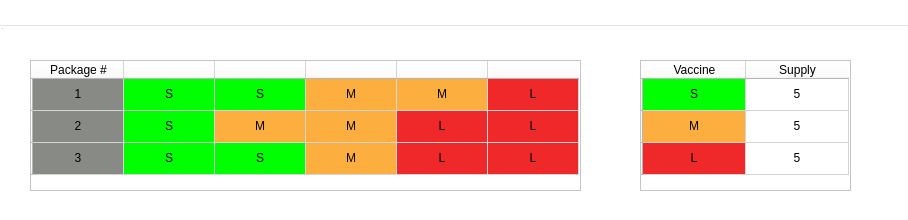
This is stl_experiment_ui/user_interface/common_dashboard.ui in alapkshirsagar/handovers_kinova_gen3 as Qt 5 draws it before an edit. The edited form follows.
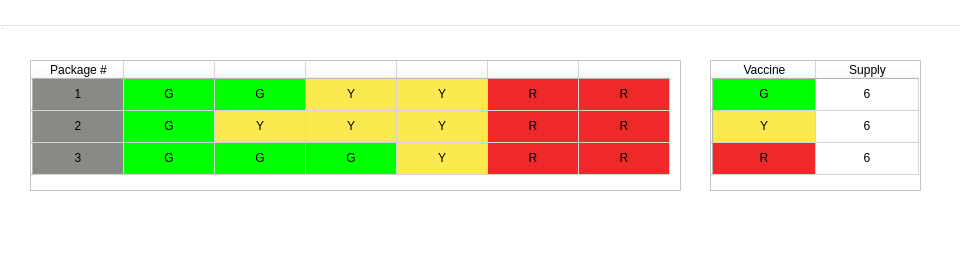
This is the edited form.

```diff
--- a/stl_experiment_ui/user_interface/common_dashboard.ui
+++ b/stl_experiment_ui/user_interface/common_dashboard.ui
@@ -6,8 +6,8 @@
    <rect>
     <x>0</x>
     <y>0</y>
-    <width>908</width>
-    <height>220</height>
+    <width>960</width>
+    <height>260</height>
    </rect>
   </property>
   <property name="sizePolicy">
@@ -455,7 +455,7 @@
     <rect>
      <x>30</x>
      <y>60</y>
-     <width>551</width>
+     <width>651</width>
      <height>131</height>
     </rect>
    </property>
@@ -543,6 +543,11 @@
      <string/>
     </property>
    </column>
+   <column>
+    <property name="text">
+     <string/>
+    </property>
+   </column>
    <item row="0" column="0">
     <property name="text">
      <string>1</string>
@@ -571,7 +576,7 @@
    </item>
    <item row="0" column="1">
     <property name="text">
-     <string>S</string>
+     <string>G</string>
     </property>
     <property name="textAlignment">
      <set>AlignCenter</set>
@@ -588,7 +593,7 @@
    </item>
    <item row="0" column="2">
     <property name="text">
-     <string>S</string>
+     <string>G</string>
     </property>
     <property name="textAlignment">
      <set>AlignCenter</set>
@@ -605,7 +610,7 @@
    </item>
    <item row="0" column="3">
     <property name="text">
-     <string>M</string>
+     <string>Y</string>
     </property>
     <property name="textAlignment">
      <set>AlignCenter</set>
@@ -614,15 +619,15 @@
      <brush brushstyle="SolidPattern">
       <color alpha="255">
        <red>252</red>
-       <green>175</green>
-       <blue>62</blue>
+       <green>233</green>
+       <blue>79</blue>
       </color>
      </brush>
     </property>
    </item>
    <item row="0" column="4">
     <property name="text">
-     <string>M</string>
+     <string>Y</string>
     </property>
     <property name="textAlignment">
      <set>AlignCenter</set>
@@ -631,15 +636,15 @@
      <brush brushstyle="SolidPattern">
       <color alpha="255">
        <red>252</red>
-       <green>175</green>
-       <blue>62</blue>
+       <green>233</green>
+       <blue>79</blue>
       </color>
      </brush>
     </property>
    </item>
    <item row="0" column="5">
     <property name="text">
-     <string>L</string>
+     <string>R</string>
     </property>
     <property name="textAlignment">
      <set>AlignCenter</set>
@@ -654,6 +659,32 @@
      </brush>
     </property>
    </item>
+   <item row="0" column="6">
+    <property name="text">
+     <string>R</string>
+    </property>
+    <property name="textAlignment">
+     <set>AlignCenter</set>
+    </property>
+    <property name="background">
+     <brush brushstyle="SolidPattern">
+      <color alpha="255">
+       <red>239</red>
+       <green>41</green>
+       <blue>41</blue>
+      </color>
+     </brush>
+    </property>
+    <property name="foreground">
+     <brush brushstyle="NoBrush">
+      <color alpha="255">
+       <red>0</red>
+       <green>0</green>
+       <blue>0</blue>
+      </color>
+     </brush>
+    </property>
+   </item>
    <item row="1" column="0">
     <property name="text">
      <string>2</string>
@@ -673,7 +704,7 @@
    </item>
    <item row="1" column="1">
     <property name="text">
-     <string>S</string>
+     <string>G</string>
     </property>
     <property name="textAlignment">
      <set>AlignCenter</set>
@@ -699,7 +730,7 @@
    </item>
    <item row="1" column="2">
     <property name="text">
-     <string>M</string>
+     <string>Y</string>
     </property>
     <property name="textAlignment">
      <set>AlignCenter</set>
@@ -708,8 +739,8 @@
      <brush brushstyle="SolidPattern">
       <color alpha="255">
        <red>252</red>
-       <green>175</green>
-       <blue>62</blue>
+       <green>233</green>
+       <blue>79</blue>
       </color>
      </brush>
     </property>
@@ -725,7 +756,7 @@
    </item>
    <item row="1" column="3">
     <property name="text">
-     <string>M</string>
+     <string>Y</string>
     </property>
     <property name="textAlignment">
      <set>AlignCenter</set>
@@ -734,15 +765,15 @@
      <brush brushstyle="SolidPattern">
       <color alpha="255">
        <red>252</red>
-       <green>175</green>
-       <blue>62</blue>
+       <green>233</green>
+       <blue>79</blue>
       </color>
      </brush>
     </property>
    </item>
    <item row="1" column="4">
     <property name="text">
-     <string>L</string>
+     <string>Y</string>
     </property>
     <property name="textAlignment">
      <set>AlignCenter</set>
@@ -750,16 +781,33 @@
     <property name="background">
      <brush brushstyle="SolidPattern">
       <color alpha="255">
-       <red>239</red>
-       <green>41</green>
-       <blue>41</blue>
+       <red>252</red>
+       <green>233</green>
+       <blue>79</blue>
       </color>
      </brush>
     </property>
    </item>
    <item row="1" column="5">
     <property name="text">
-     <string>L</string>
+     <string>R</string>
+    </property>
+    <property name="textAlignment">
+     <set>AlignCenter</set>
+    </property>
+    <property name="background">
+     <brush brushstyle="SolidPattern">
+      <color alpha="255">
+       <red>239</red>
+       <green>41</green>
+       <blue>41</blue>
+      </color>
+     </brush>
+    </property>
+   </item>
+   <item row="1" column="6">
+    <property name="text">
+     <string>R</string>
     </property>
     <property name="textAlignment">
      <set>AlignCenter</set>
@@ -793,7 +841,7 @@
    </item>
    <item row="2" column="1">
     <property name="text">
-     <string>S</string>
+     <string>G</string>
     </property>
     <property name="textAlignment">
      <set>AlignCenter</set>
@@ -810,7 +858,7 @@
    </item>
    <item row="2" column="2">
     <property name="text">
-     <string>S</string>
+     <string>G</string>
     </property>
     <property name="textAlignment">
      <set>AlignCenter</set>
@@ -827,7 +875,7 @@
    </item>
    <item row="2" column="3">
     <property name="text">
-     <string>M</string>
+     <string>G</string>
     </property>
     <property name="textAlignment">
      <set>AlignCenter</set>
@@ -835,16 +883,16 @@
     <property name="background">
      <brush brushstyle="SolidPattern">
       <color alpha="255">
-       <red>252</red>
-       <green>175</green>
-       <blue>62</blue>
+       <red>0</red>
+       <green>255</green>
+       <blue>0</blue>
       </color>
      </brush>
     </property>
    </item>
    <item row="2" column="4">
     <property name="text">
-     <string>L</string>
+     <string>Y</string>
     </property>
     <property name="textAlignment">
      <set>AlignCenter</set>
@@ -852,16 +900,33 @@
     <property name="background">
      <brush brushstyle="SolidPattern">
       <color alpha="255">
-       <red>239</red>
-       <green>41</green>
-       <blue>41</blue>
+       <red>252</red>
+       <green>233</green>
+       <blue>79</blue>
       </color>
      </brush>
     </property>
    </item>
    <item row="2" column="5">
     <property name="text">
-     <string>L</string>
+     <string>R</string>
+    </property>
+    <property name="textAlignment">
+     <set>AlignCenter</set>
+    </property>
+    <property name="background">
+     <brush brushstyle="SolidPattern">
+      <color alpha="255">
+       <red>239</red>
+       <green>41</green>
+       <blue>41</blue>
+      </color>
+     </brush>
+    </property>
+   </item>
+   <item row="2" column="6">
+    <property name="text">
+     <string>R</string>
     </property>
     <property name="textAlignment">
      <set>AlignCenter</set>
@@ -890,7 +955,7 @@
   <widget class="QTableWidget" name="RemainingVaccineSupply">
    <property name="geometry">
     <rect>
-     <x>640</x>
+     <x>710</x>
      <y>60</y>
      <width>211</width>
      <height>131</height>
@@ -935,7 +1000,7 @@
    </column>
    <item row="0" column="0">
     <property name="text">
-     <string>S</string>
+     <string>G</string>
     </property>
     <property name="textAlignment">
      <set>AlignCenter</set>
@@ -961,7 +1026,7 @@
    </item>
    <item row="0" column="1">
     <property name="text">
-     <string>5</string>
+     <string>6</string>
     </property>
     <property name="textAlignment">
      <set>AlignCenter</set>
@@ -969,7 +1034,7 @@
    </item>
    <item row="1" column="0">
     <property name="text">
-     <string>M</string>
+     <string>Y</string>
     </property>
     <property name="textAlignment">
      <set>AlignCenter</set>
@@ -978,15 +1043,15 @@
      <brush brushstyle="SolidPattern">
       <color alpha="255">
        <red>252</red>
-       <green>175</green>
-       <blue>62</blue>
+       <green>233</green>
+       <blue>79</blue>
       </color>
      </brush>
     </property>
    </item>
    <item row="1" column="1">
     <property name="text">
-     <string>5</string>
+     <string>6</string>
     </property>
     <property name="textAlignment">
      <set>AlignCenter</set>
@@ -994,7 +1059,7 @@
    </item>
    <item row="2" column="0">
     <property name="text">
-     <string>L</string>
+     <string>R</string>
     </property>
     <property name="textAlignment">
      <set>AlignCenter</set>
@@ -1011,7 +1076,7 @@
    </item>
    <item row="2" column="1">
     <property name="text">
-     <string>5</string>
+     <string>6</string>
     </property>
     <property name="textAlignment">
      <set>AlignCenter</set>
```
